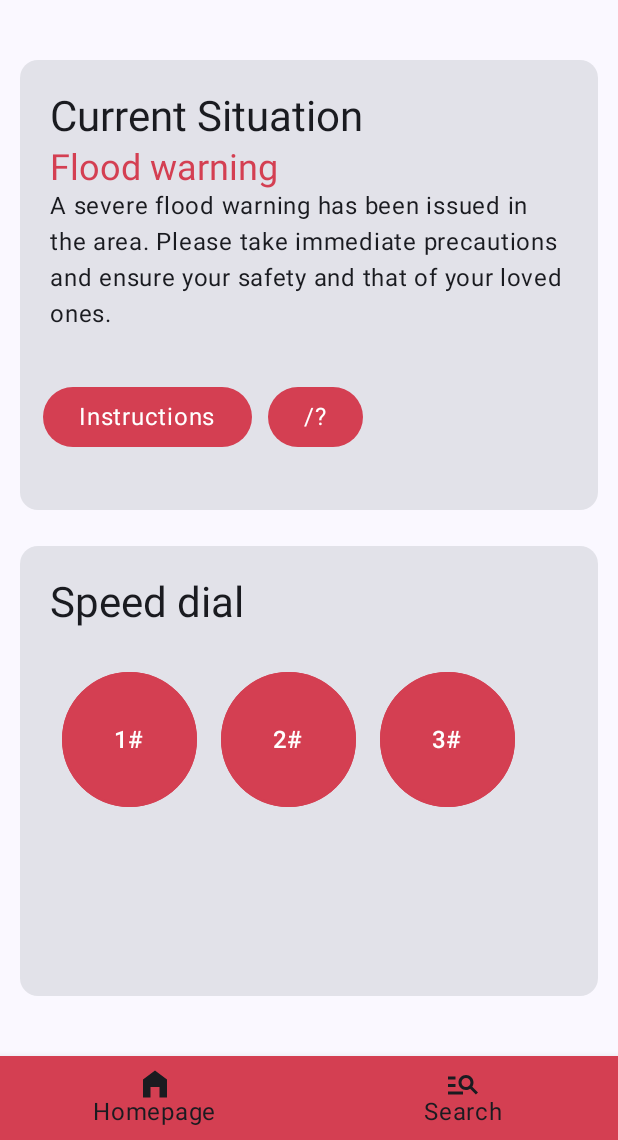
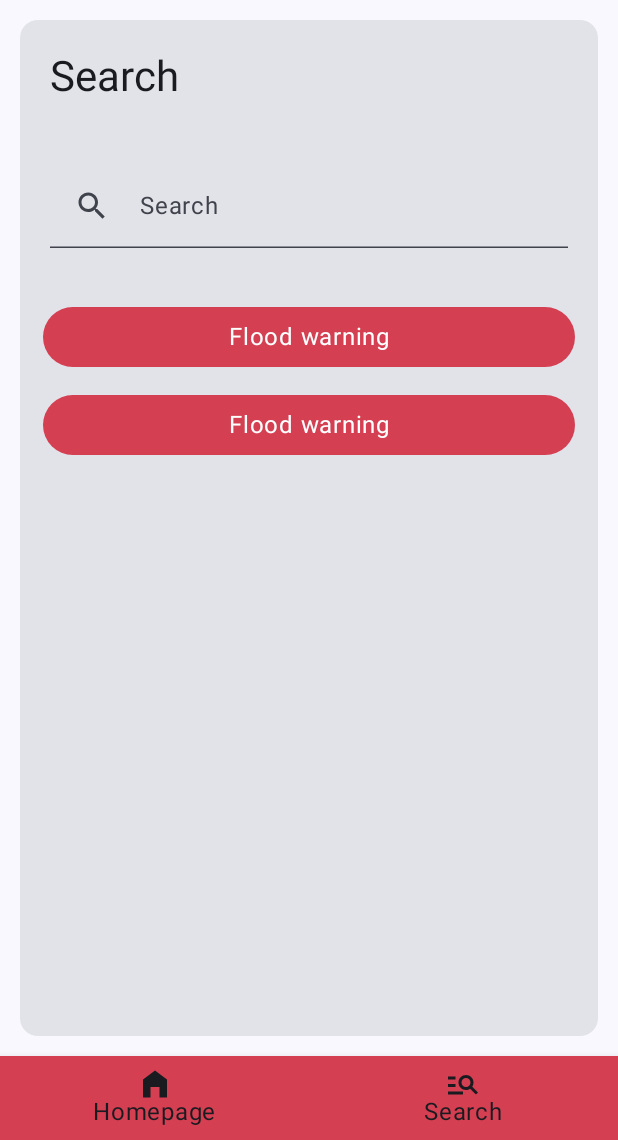
Before and after one commit to mgyanku/emergency-exit-app, an Android app built with Jetpack Compose: the screen it shows after launch (MainActivity), item 2 of the bottom bar chosen, on a phone screen of 412 x 824 dp, the part 96-1236 px from its top. Run offline under Robolectric (Android 15) with nearby library versions, the phone set to English and light mode, and no system bars.

Commit message:
search screen design implemented

```diff
--- a/app/src/main/java/nl/hva/emergencyexitapp/MainActivity.kt
+++ b/app/src/main/java/nl/hva/emergencyexitapp/MainActivity.kt
@@ -32,6 +32,7 @@ import nl.hva.emergencyexitapp.ui.theme.EmergencyExitAppTheme
 import nl.hva.emergencyexitapp.ui.theme.coralPink
 import nl.hva.emergencyexitapp.ui.theme.screens.AppScreens
 import nl.hva.emergencyexitapp.ui.theme.screens.HomeScreen
+import nl.hva.emergencyexitapp.ui.theme.screens.SearchScreen
 import nl.hva.emergencyexitapp.ui.theme.white
 
 class MainActivity : ComponentActivity() {
@@ -99,6 +100,9 @@ private fun AppNavHost(
         composable(route = AppScreens.HomeScreen.route) {
             HomeScreen(navController)
         }
+        composable(route = AppScreens.SearchScreen.route) {
+            SearchScreen(navController)
+        }
     }
 }
 
--- a/app/src/main/java/nl/hva/emergencyexitapp/ui/theme/screens/SearchScreen.kt
+++ b/app/src/main/java/nl/hva/emergencyexitapp/ui/theme/screens/SearchScreen.kt
@@ -1,4 +1,132 @@
 package nl.hva.emergencyexitapp.ui.theme.screens
 
-class SearchScreen {
+import androidx.compose.foundation.background
+import androidx.compose.foundation.layout.Arrangement
+import androidx.compose.foundation.layout.Column
+import androidx.compose.foundation.layout.Row
+import androidx.compose.foundation.layout.fillMaxHeight
+import androidx.compose.foundation.layout.fillMaxSize
+import androidx.compose.foundation.layout.fillMaxWidth
+import androidx.compose.foundation.layout.height
+import androidx.compose.foundation.layout.padding
+import androidx.compose.foundation.layout.size
+import androidx.compose.material.icons.Icons
+import androidx.compose.material.icons.filled.Search
+import androidx.compose.material3.Button
+import androidx.compose.material3.ButtonDefaults
+import androidx.compose.material3.Card
+import androidx.compose.material3.CardColors
+import androidx.compose.material3.Icon
+import androidx.compose.material3.MaterialTheme
+import androidx.compose.material3.SearchBar
+import androidx.compose.material3.Text
+import androidx.compose.material3.TextField
+import androidx.compose.runtime.Composable
+import androidx.compose.runtime.mutableStateOf
+import androidx.compose.runtime.saveable.rememberSaveable
+import androidx.compose.ui.Alignment
+import androidx.compose.ui.Modifier
+import androidx.compose.ui.graphics.Color
+import androidx.compose.ui.graphics.RectangleShape
+import androidx.compose.ui.res.stringResource
+import androidx.compose.ui.text.TextStyle
+import androidx.compose.ui.text.input.TextFieldValue
+import androidx.compose.ui.unit.dp
+import androidx.compose.ui.unit.sp
+import androidx.navigation.NavHostController
+import nl.hva.emergencyexitapp.R
+import nl.hva.emergencyexitapp.ui.theme.coralPink
+import nl.hva.emergencyexitapp.ui.theme.white
+
+@Composable
+fun SearchScreen(navHostController: NavHostController) {
+    //we use rememberSaveable here to let the state survive process death, remember++ so to speak
+    val searchQueryState = rememberSaveable(stateSaver = TextFieldValue.Saver) {
+        mutableStateOf(TextFieldValue(""))
+    }
+
+
+    Column(
+        modifier = Modifier
+            .fillMaxSize()
+            .padding(5.dp)
+    ) {
+        Card(
+            modifier = Modifier
+                .padding(8.dp)
+                .fillMaxSize()
+        ) {
+            Column(modifier = Modifier.padding(20.dp)) {
+//                Title of screen
+                Text(
+                    text = stringResource(id = R.string.search_title),
+                    style = MaterialTheme.typography.headlineMedium
+                )
+            }
+            Column(
+                modifier = Modifier
+                    .padding(20.dp)
+                    .fillMaxWidth()
+            ) {
+                //            Searchbar
+                TextField(
+                    value = searchQueryState.value,
+                    onValueChange = { value ->
+                        searchQueryState.value = value
+                    },
+                    modifier = Modifier.fillMaxWidth(),
+                    textStyle = TextStyle(fontSize = 18.sp),
+                    leadingIcon = {
+                        Icon(
+                            Icons.Default.Search,
+                            contentDescription = "",
+                            modifier = Modifier
+                                .padding(16.dp)
+                                .size(24.dp)
+                        )
+                    },
+                    placeholder = {
+                        Text(
+                            text = stringResource(id = R.string.search_title)
+                        )
+                    },
+                    singleLine = true,
+                    shape = RectangleShape // The TextFiled has rounded corners top left and right by default
+                )
+            }
+//            list of items
+            Column(modifier = Modifier.padding(10.dp)) {
+//                each button is a item
+                Button(
+                    onClick = { /*TODO*/ },
+                    colors = ButtonDefaults.buttonColors(
+                        containerColor = coralPink
+                    ),
+                    modifier = Modifier
+                        .padding(5.dp)
+                        .fillMaxWidth()
+                ) {
+                    Text(
+                        text = stringResource(id = R.string.situation_widget_status),
+                        style = MaterialTheme.typography.bodyLarge
+                    )
+                }
+                Button(
+                    onClick = { /*TODO*/ },
+                    colors = ButtonDefaults.buttonColors(
+                        containerColor = coralPink
+                    ),
+                    modifier = Modifier
+                        .padding(5.dp)
+                        .fillMaxWidth()
+                ) {
+                    Text(
+                        text = stringResource(id = R.string.situation_widget_status),
+                        style = MaterialTheme.typography.bodyLarge
+                    )
+                }
+            }
+
+        }
+    }
 }
--- a/app/src/main/res/values/strings.xml
+++ b/app/src/main/res/values/strings.xml
@@ -10,8 +10,8 @@
     <string name="situation_widget_button_instructions">Instructions</string>
     <string name="situation_widget_button_help">/?</string>
 
+    <string name="speed_dial_widget_title">Speed dial</string>
 
+    <string name="search_title">Search</string>
 
-
-    <string name="speed_dial_widget_title">Speed dial</string>
 </resources>
```
